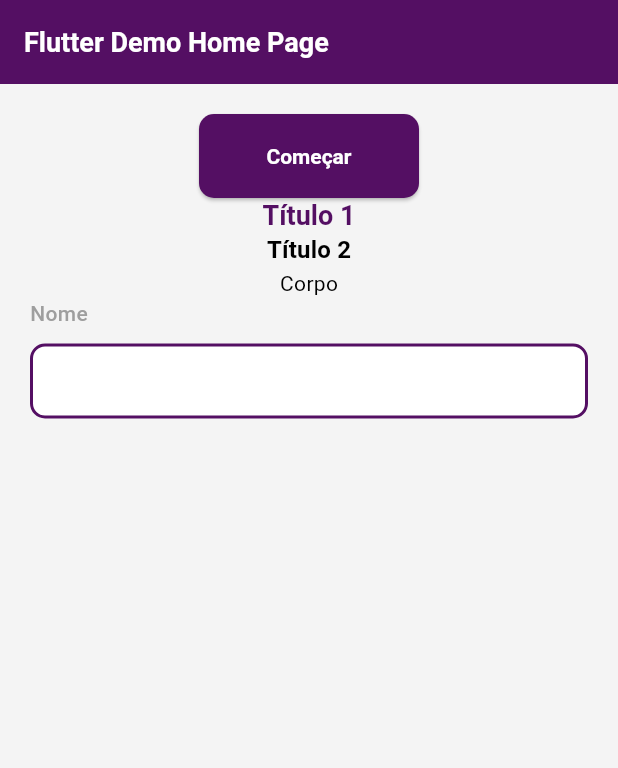
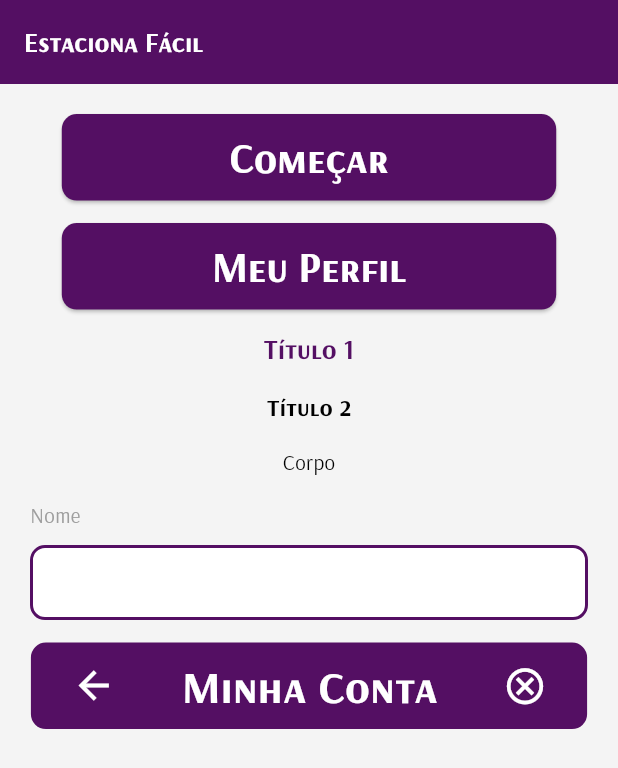
Before and after one commit to PietroBlackDev/Projeto-Estaciona-Facil, a Flutter app: the screen it shows after launch, on a phone screen of 412 x 824 dp. Shown: the top 768 px of the screen. Run offline on Flutter 3.47's test engine with Material 3 defaults, Android fonts, the phone set to English and light mode, and no system bars.

Commit message:
Atualização - Componentização
-Adicionada mais uma componentização
-Adicionada uma nova pagina
-Ajustes em alguns componentes
-Inserção da tipografia padrão

```diff
--- a/lib/components/botao_basico.dart
+++ b/lib/components/botao_basico.dart
@@ -8,7 +8,10 @@ class BotaoBasico extends StatelessWidget {
 
   @override
   Widget build(BuildContext context) {
-    return ElevatedButton(
+    return SizedBox(
+      width: MediaQuery.of(context).size.width * 0.8,
+      height: MediaQuery.of(context).size.height * 0.07,
+      child: ElevatedButton(
         onPressed: () {
           Navigator.push(
             context,
@@ -16,6 +19,7 @@ class BotaoBasico extends StatelessWidget {
           );
         },
         child: Text(texto),
+      ),
     );
   }
 }
--- /dev/null
+++ b/lib/components/widget_label.dart
@@ -0,0 +1,52 @@
+import 'package:flutter/material.dart';
+
+class WidgetLabel extends StatelessWidget {
+  const WidgetLabel({super.key, required this.texto});
+
+  final String texto;
+
+  @override
+  Widget build(BuildContext context) {
+    return Center(
+      child: Container(
+        width: MediaQuery.of(context).size.width * 0.90,
+        height: MediaQuery.of(context).size.height * 0.07,
+        decoration: BoxDecoration(
+          color: Theme.of(context).colorScheme.onPrimary,
+          borderRadius: BorderRadius.circular(10),
+        ),
+        child: Row(
+          mainAxisAlignment: MainAxisAlignment.spaceAround,
+          crossAxisAlignment: CrossAxisAlignment.center,
+          children: [
+            IconButton(
+              icon: const Icon(Icons.arrow_back, color: Colors.white, size: 30),
+              onPressed: () {
+                Navigator.pop(context);
+              },
+            ),
+            Text(
+              texto,
+              style: TextStyle(
+                color: Color.fromARGB(255, 255, 255, 255),
+                fontSize: 30,
+                fontWeight: FontWeight.bold,
+                fontFamily: 'ArsenalSC',
+              ),
+            ),
+            IconButton(
+              icon: const Icon(
+                Icons.cancel_outlined,
+                color: Colors.white,
+                size: 29,
+              ),
+              onPressed: () {
+                Navigator.pop(context);
+              },
+            ),
+          ],
+        ),
+      ),
+    );
+  }
+}
--- a/lib/my_app.dart
+++ b/lib/my_app.dart
@@ -11,7 +11,8 @@ class MyApp extends StatelessWidget {
     return MaterialApp(
       title: 'Flutter Demo',
       theme: myTheme,
-      home: const MyHomePage(title: 'Flutter Demo Home Page'),
+      debugShowCheckedModeBanner: false,
+      home: const MyHomePage(title: 'Estaciona Fácil'),
     );
   }
 }
--- /dev/null
+++ b/lib/pages/minhaContaUm.dart
@@ -0,0 +1,30 @@
+import 'package:flutter/material.dart';
+
+class Minhacontaum extends StatefulWidget {
+  const Minhacontaum({super.key});
+
+  @override
+  State<Minhacontaum> createState() => _MinhacontaumState();
+}
+
+class _MinhacontaumState extends State<Minhacontaum> {
+  @override
+  Widget build(BuildContext context) {
+    return Scaffold(
+      body: Center(
+        child: Column(
+          mainAxisAlignment: MainAxisAlignment.center,
+          children: [
+            const Text('Meu Perfil'),
+            ElevatedButton(
+              onPressed: () {
+                Navigator.pop(context);
+              },
+              child: const Text('Voltar'),
+            ),
+          ],
+        ),
+      ),
+    );
+  }
+}
--- a/lib/pages/my_home_page.dart
+++ b/lib/pages/my_home_page.dart
@@ -1,5 +1,7 @@
 import 'package:estaciona_facil/components/botao_basico.dart';
 import 'package:estaciona_facil/components/input.dart';
+import 'package:estaciona_facil/components/widget_label.dart';
+import 'package:estaciona_facil/pages/minhaContaUm.dart';
 import 'package:estaciona_facil/pages/paginaum.dart';
 import 'package:flutter/material.dart';
 
@@ -13,7 +15,6 @@ class MyHomePage extends StatefulWidget {
 }
 
 class _MyHomePageState extends State<MyHomePage> {
-
   @override
   Widget build(BuildContext context) {
     return Scaffold(
@@ -28,13 +29,16 @@ class _MyHomePageState extends State<MyHomePage> {
         padding: const EdgeInsets.all(20),
         child: Center(
           child: Column(
+            spacing: 15,
             children: [
               BotaoBasico(texto: 'Começar', pagina: PaginaUm()),
+
+              BotaoBasico(texto: 'Meu Perfil', pagina: Minhacontaum()),
               Text('Título 1', style: Theme.of(context).textTheme.titleLarge),
               Text('Título 2', style: Theme.of(context).textTheme.titleMedium),
               Text('Corpo', style: Theme.of(context).textTheme.bodyMedium),
-              Input(visibilidade: false, label: 'Nome')
-
+              Input(visibilidade: false, label: 'Nome'),
+              WidgetLabel(texto: 'Minha Conta'),
             ],
           ),
         ),
--- a/lib/themes/theme.dart
+++ b/lib/themes/theme.dart
@@ -11,31 +11,28 @@ final ThemeData myTheme = ThemeData(
     surface: Color(0xFFF4F4F4),
     onSurface: Colors.black,
     secondary: Color(0xff540F63),
-    onSecondary: Colors.white
+    onSecondary: Colors.white,
   ),
   textTheme: TextTheme(
-
     titleLarge: TextStyle(
       fontSize: 18,
       color: Color(0xff540F63),
-        fontWeight: FontWeight.bold
+      fontWeight: FontWeight.bold,
+      fontFamily: 'ArsenalSC',
     ),
     titleMedium: TextStyle(
       fontSize: 16,
-        fontWeight: FontWeight.bold
+      fontWeight: FontWeight.bold,
+      fontFamily: 'ArsenalSC',
     ),
     bodyMedium: TextStyle(
       color: Color.fromARGB(255, 0, 0, 0),
       fontSize: 14,
+      fontFamily: 'Arsenal',
     ),
-    bodySmall: TextStyle(
-        fontSize: 14,
+    bodySmall: TextStyle(fontSize: 14, fontFamily: 'Arsenal'),
   ),
-  ),
-  iconTheme: const IconThemeData(
-    color: Colors.white,
-    size: 40
-  ),
+  iconTheme: const IconThemeData(color: Colors.white, size: 40),
   iconButtonTheme: IconButtonThemeData(
     style: ButtonStyle(
       iconColor: WidgetStatePropertyAll(Color(0xff540F63)),
@@ -43,21 +40,20 @@ final ThemeData myTheme = ThemeData(
       padding: WidgetStatePropertyAll<EdgeInsetsGeometry>(
         EdgeInsets.symmetric(horizontal: 10, vertical: 5),
       ),
-    )
+    ),
   ),
   elevatedButtonTheme: ElevatedButtonThemeData(
     style: ElevatedButton.styleFrom(
       foregroundColor: const Color.fromARGB(255, 255, 255, 255),
       backgroundColor: Color(0xff540F63),
-      padding: const EdgeInsets.symmetric(horizontal: 45, vertical: 20),
       textStyle: TextStyle(
         fontWeight: FontWeight.bold, // isso já define como negrito
-        fontSize: 14,
+        fontSize: 28,
+        fontFamily: 'ArsenalSC',
       ),
       shape: RoundedRectangleBorder(
-        borderRadius: BorderRadius.all(Radius.circular(10))
-      )
-    )
+        borderRadius: BorderRadius.all(Radius.circular(10)),
       ),
-
+    ),
+  ),
 );
```
Also changed, not shown: pubspec.yaml (+14 -12 lines), assets/fonts/Arsenal-Bold.ttf (added), assets/fonts/Arsenal-BoldItalic.ttf (added), assets/fonts/Arsenal-Italic.ttf (added), assets/fonts/Arsenal-Regular.ttf (added), assets/fonts/ArsenalSC-Bold.ttf (added), assets/fonts/ArsenalSC-BoldItalic.ttf (added), assets/fonts/ArsenalSC-Italic.ttf (added), assets/fonts/ArsenalSC-Regular.ttf (added). Lines whose indentation alone changed are shown as unchanged.
